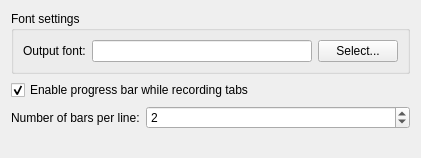
domoritz/drummy, file prefsapp.ui: the form before one commit.
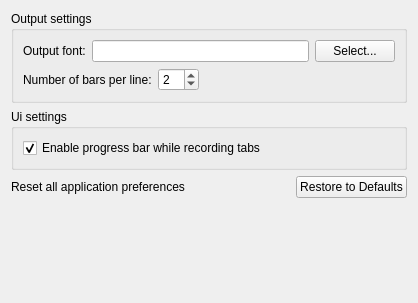
The form after the commit.

Commit message: refreshed ui, better file save, improved recording, new bpm measurement tool

What changed in the file:
```diff
--- a/prefsapp.ui
+++ b/prefsapp.ui
@@ -6,8 +6,8 @@
    <rect>
     <x>0</x>
     <y>0</y>
-    <width>421</width>
-    <height>158</height>
+    <width>418</width>
+    <height>303</height>
    </rect>
   </property>
   <property name="sizePolicy">
@@ -23,9 +23,11 @@
    <item>
     <widget class="QGroupBox" name="groupBox">
      <property name="title">
-      <string>Font settings</string>
+      <string>Output settings</string>
      </property>
-     <layout class="QHBoxLayout" name="horizontalLayout">
+     <layout class="QVBoxLayout" name="verticalLayout_2">
+      <item>
+       <layout class="QHBoxLayout" name="horizontalLayout_4">
       <item>
        <widget class="QLabel" name="label">
         <property name="text">
@@ -63,20 +65,12 @@
        </widget>
       </item>
      </layout>
-    </widget>
-   </item>
-   <item>
-    <widget class="QCheckBox" name="progressCheckBox">
-     <property name="text">
-      <string>Enable progress bar while recording tabs</string>
-     </property>
-     <property name="checked">
-      <bool>true</bool>
-     </property>
-    </widget>
    </item>
    <item>
     <layout class="QFormLayout" name="formLayout">
+        <property name="fieldGrowthPolicy">
+         <enum>QFormLayout::FieldsStayAtSizeHint</enum>
+        </property>
      <item row="0" column="0">
       <widget class="QLabel" name="label_2">
        <property name="text">
@@ -93,6 +87,59 @@
      </item>
     </layout>
    </item>
+     </layout>
+    </widget>
+   </item>
+   <item>
+    <widget class="QGroupBox" name="groupBox_2">
+     <property name="title">
+      <string>Ui settings</string>
+     </property>
+     <layout class="QVBoxLayout" name="verticalLayout_3">
+      <item>
+       <widget class="QCheckBox" name="progressCheckBox">
+        <property name="text">
+         <string>Enable progress bar while recording tabs</string>
+        </property>
+        <property name="checked">
+         <bool>true</bool>
+        </property>
+       </widget>
+      </item>
+     </layout>
+    </widget>
+   </item>
+   <item>
+    <layout class="QHBoxLayout" name="horizontalLayout_3">
+     <item>
+      <widget class="QLabel" name="label_3">
+       <property name="text">
+        <string>Reset all application preferences</string>
+       </property>
+      </widget>
+     </item>
+     <item>
+      <spacer name="horizontalSpacer">
+       <property name="orientation">
+        <enum>Qt::Horizontal</enum>
+       </property>
+       <property name="sizeHint" stdset="0">
+        <size>
+         <width>40</width>
+         <height>20</height>
+        </size>
+       </property>
+      </spacer>
+     </item>
+     <item>
+      <widget class="QPushButton" name="resetPushButton">
+       <property name="text">
+        <string>Restore to Defaults</string>
+       </property>
+      </widget>
+     </item>
+    </layout>
+   </item>
    <item>
     <spacer name="verticalSpacer">
      <property name="orientation">
```
Left out of the diff: 4 changed lines with no effect on the pictures. Lines whose indentation alone changed are shown as unchanged. The commit also changes 19 other files.
